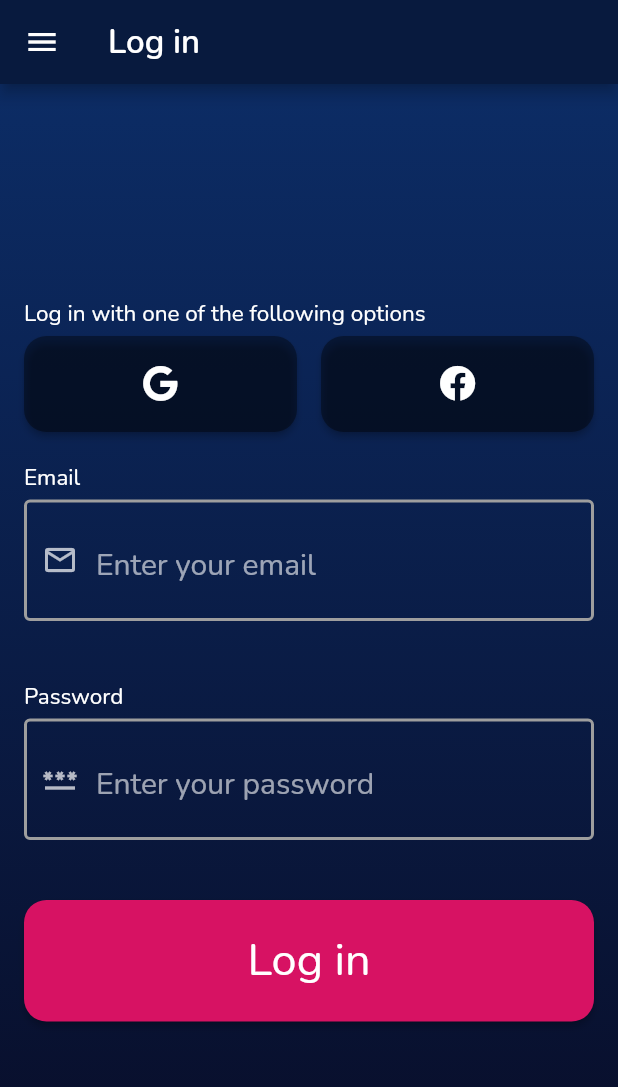
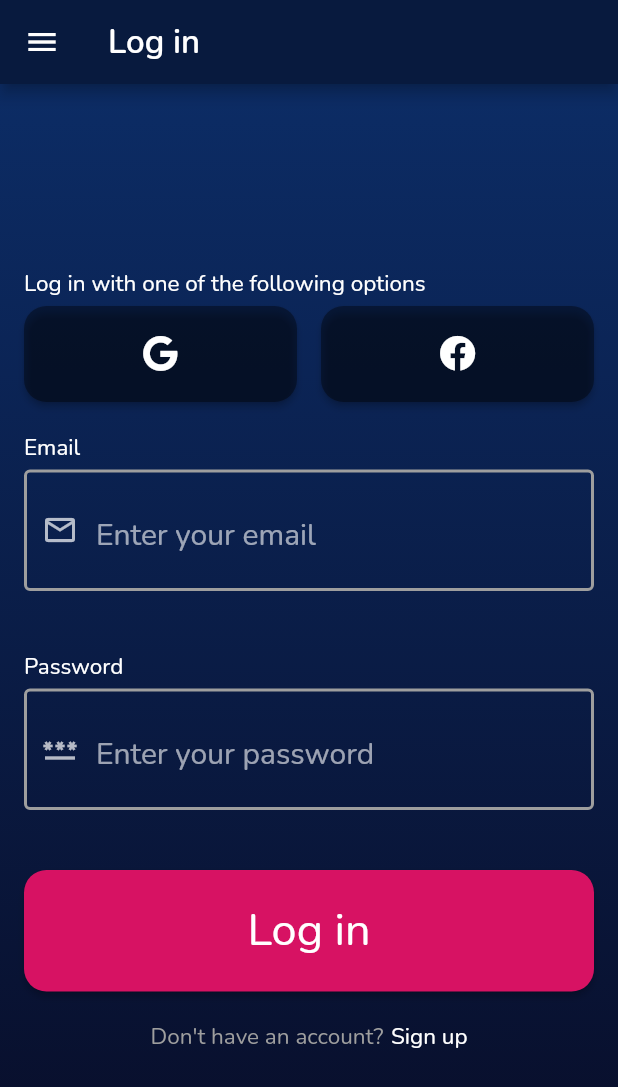
Before and after one commit to murock/calisthenics_logger_2, a Flutter app: the screen it shows after launch, on a phone screen of 412 x 824 dp. Shown: the top 1087 px of the screen. Run offline on Flutter 3.47's test engine with Material 2 defaults, Android fonts, the phone set to English and light mode, and no system bars; our stand-ins replace bloc, charts_flutter, dartz, equatable, firebase_core, flutter_bloc and 4 more; accounts and stored records are empty.

Commit message:
Add new account row

```diff
--- a/lib/presentation/pages/login_page.dart
+++ b/lib/presentation/pages/login_page.dart
@@ -26,6 +26,7 @@ class LoginPage extends StatelessWidget {
                 headerText: 'Password',
               ),
               LoginButton(),
+              NewAccountRow(),
             ],
           ),
         ));
@@ -130,7 +131,8 @@ class LoginButton extends StatelessWidget {
   @override
   Widget build(BuildContext context) {
     return Padding(
-      padding: const EdgeInsets.only(left: 16.0, right: 16.0, top: 20),
+      padding:
+          const EdgeInsets.only(left: 16.0, right: 16.0, top: 20, bottom: 20.0),
       child: ElevatedButton(
         onPressed: () {},
         child: Padding(
@@ -145,3 +147,24 @@ class LoginButton extends StatelessWidget {
     );
   }
 }
+
+class NewAccountRow extends StatelessWidget {
+  const NewAccountRow({
+    Key? key,
+  }) : super(key: key);
+
+  @override
+  Widget build(BuildContext context) {
+    return Row(
+      mainAxisAlignment: MainAxisAlignment.center,
+      children: [
+        Text(
+          "Don't have an account?",
+          style: TextStyle(color: Colors.grey),
+        ),
+        SizedBox(width: 5),
+        Text('Sign up'),
+      ],
+    );
+  }
+}
```
